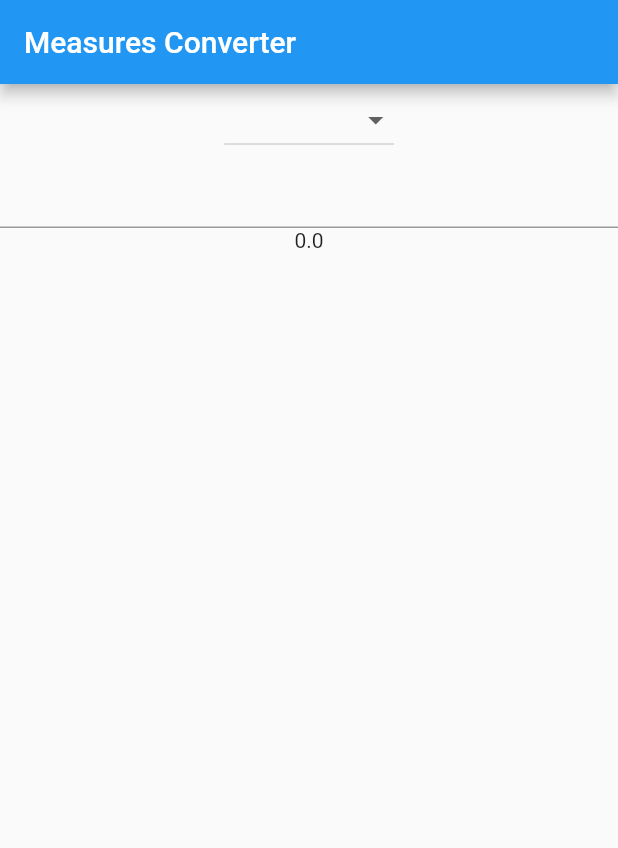
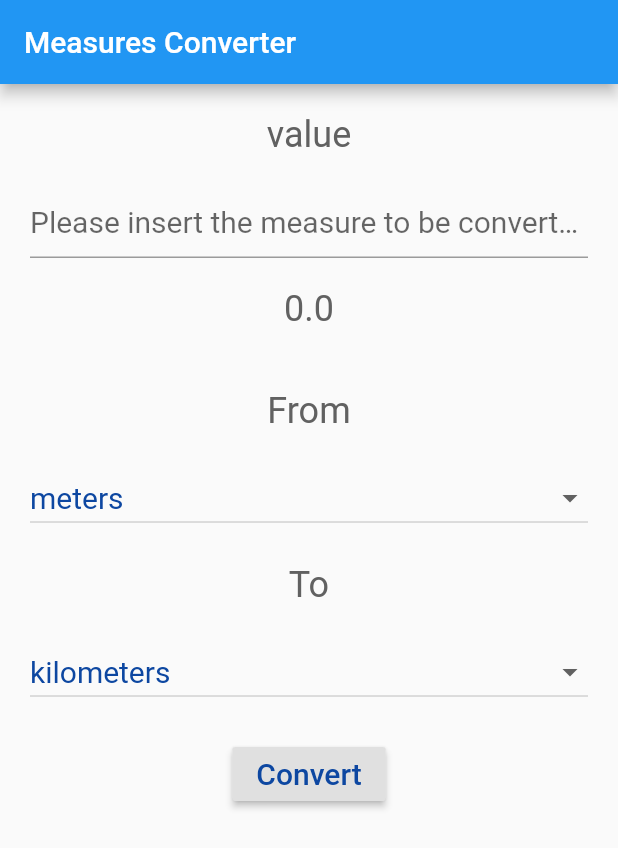
Before and after one commit to MAJDOUCHDEVELOPER300/unit_converter, a Flutter app: the screen it shows after launch, on a phone screen of 412 x 824 dp. Shown: the top 848 px of the screen. Run offline on Flutter 3.47's test engine with Material 2 defaults, Android fonts, the phone set to English and light mode, and no system bars.

Commit message:
the day number 2 in project number 2

```diff
--- a/lib/main.dart
+++ b/lib/main.dart
@@ -8,13 +8,62 @@ class MyApp extends StatefulWidget {
 }
 
 class MyAppState extends State<MyApp> {
-  late double _numberFrom;
+  double? _numberFrom;
+  String? _startMeasure = 'meters';
+  String? _convertedMeasure = "kilometers";
+  String? _resultMessage;
+
+  final Map<String, int> _measuresMap = {
+    'meters': 0,
+    'kilometers': 1,
+    'grams': 2,
+    'kilograms': 3,
+    'feet': 4,
+    'miles': 5,
+    'pounds (lbs)': 6,
+    'ounces': 7,
+  };
+  final dynamic _formulas = {
+    '0': [1, 0.001, 0, 0, 3.28084, 0.000621371, 0, 0],
+    '1': [1000, 1, 0, 0, 3280.84, 0.621371, 0, 0],
+    '2': [0, 0, 1, 0.0001, 0, 0, 0.00220462, 0.035274],
+    '3': [0, 0, 1000, 1, 0, 0, 2.20462, 35.274],
+    '4': [0.3048, 0.0003048, 0, 0, 1, 0.000189394, 0, 0],
+    '5': [1609.34, 1.60934, 0, 0, 5280, 1, 0, 0],
+    '6': [0, 0, 453.592, 0.453592, 0, 0, 1, 16],
+    '7': [0, 0, 28.3495, 0.0283495, 3.28084, 0, 0.0625, 1],
+  };
+  void convert(double value, String? from, String? to) {
+    int? nFrom = _measuresMap[from];
+    int? nTo = _measuresMap[to];
+    var multiplier = _formulas[nFrom.toString()][nTo];
+    var result = value * multiplier;
+    if (result == 0) {
+      _resultMessage = 'This conversion cannot be performed';
+    } else {
+      _resultMessage = """${_numberFrom.toString()} $_startMeasure are
+${result.toString()} $_convertedMeasure""";
+    }
+    setState(() {
+      _resultMessage = _resultMessage;
+    });
+  }
 
   @override
   void initState() {
     _numberFrom = 0;
+
     super.initState();
   }
+
+  final TextStyle inputStyle = TextStyle(
+    fontSize: 20,
+    color: Colors.blue[900],
+  );
+  final TextStyle labelStyle = TextStyle(
+    fontSize: 24,
+    color: Colors.grey[700],
+  );
 
   @override
   Widget build(BuildContext context) {
@@ -35,19 +84,23 @@ class MyAppState extends State<MyApp> {
         appBar: AppBar(
           title: Text('Measures Converter'),
         ),
-        body: Column(
+        body: Container(
+          padding: EdgeInsets.symmetric(horizontal: 20),
+          child: SingleChildScrollView(
+            child: Column(
               children: [
-            DropdownButton(
-              items: _measures.map((String value) {
-                return DropdownMenuItem<String>(
-                  value: value,
-                  child: Text(value),
-                );
-              }).toList(),
-              onChanged: (_) {},
+                Padding(
+                  padding: const EdgeInsets.all(20.0),
+                  child: Text(
+                    'value',
+                    style: labelStyle,
                   ),
-            Center(
-              child: TextField(
+                ),
+                TextField(
+                  style: inputStyle,
+                  decoration: InputDecoration(
+                    hintText: "Please insert the measure to be converted",
+                  ),
                   onChanged: (text) {
                     var rv = double.tryParse(text);
                     if (rv != null) {
@@ -61,9 +114,85 @@ class MyAppState extends State<MyApp> {
                     }
                   },
                 ),
+                Padding(
+                  padding: const EdgeInsets.all(20.0),
+                  child: Text(
+                      (_numberFrom == null) ? '' : _numberFrom.toString(),
+                      style: labelStyle),
                 ),
-            Text((_numberFrom == null) ? '' : _numberFrom.toString())
+                Padding(
+                  padding: const EdgeInsets.all(20.0),
+                  child: Text(
+                    'From',
+                    style: labelStyle,
+                  ),
+                ),
+                DropdownButton(
+                  isExpanded: true,
+                  style: inputStyle,
+                  value: _startMeasure,
+                  items: _measures.map((String value) {
+                    return DropdownMenuItem<String>(
+                      value: value,
+                      child: Text(value),
+                    );
+                  }).toList(),
+                  onChanged: (String? value) {
+                    setState(() {
+                      _startMeasure = value!;
+                    });
+                  },
+                ),
+                Padding(
+                  padding: const EdgeInsets.all(20.0),
+                  child: Text(
+                    'To',
+                    style: labelStyle,
+                  ),
+                ),
+                DropdownButton(
+                  isExpanded: true,
+                  style: inputStyle,
+                  items: _measures.map((String value) {
+                    return DropdownMenuItem<String>(
+                      value: value,
+                      child: Text(
+                        value,
+                        style: inputStyle,
+                      ),
+                    );
+                  }).toList(),
+                  onChanged: (String? value) {
+                    setState(() {
+                      _convertedMeasure = value;
+                    });
+                  },
+                  value: _convertedMeasure,
+                ),
+                Padding(
+                  padding: const EdgeInsets.all(20.0),
+                  child: RaisedButton(
+                    child: Text('Convert', style: inputStyle),
+                    onPressed: () {
+                      if (_startMeasure==null ||
+                          _convertedMeasure==null ||
+                          _numberFrom == 0) {
+                        return;
+                      } else {
+                        convert(_numberFrom!, _startMeasure, _convertedMeasure);
+                      }
+                    },
+                  ),
+                ),
+                Padding(
+                  padding: const EdgeInsets.all(20.0),
+                  child: Text(
+                      (_resultMessage == null) ? '' : _resultMessage.toString(),
+                      style: labelStyle),
+                ),
               ],
+            ),
+          ),
         ),
       ),
     );
```
Lines whose indentation alone changed are shown as unchanged.
